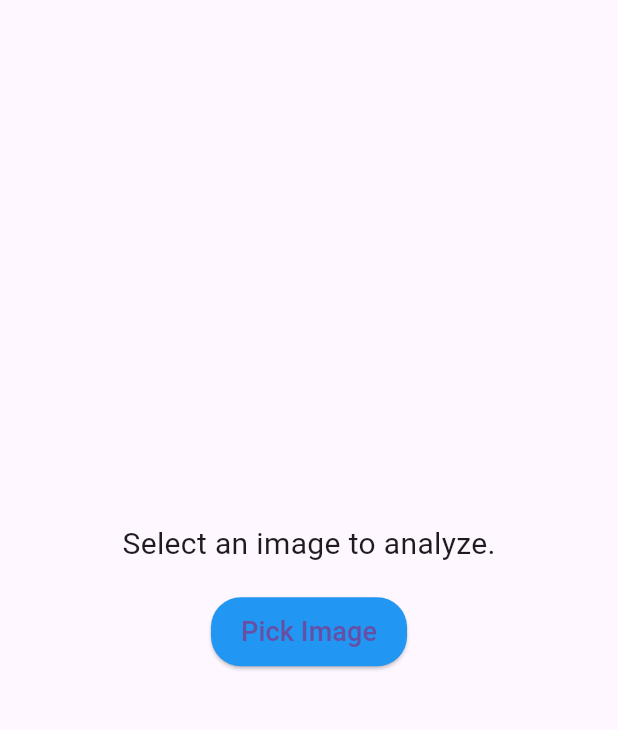
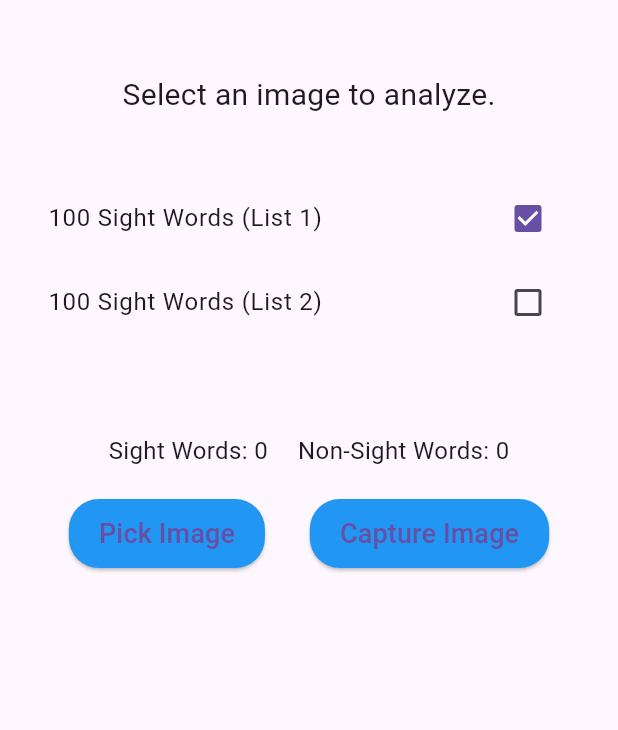
Before and after one commit to ITECH3208andITECH3209feduni/project-repository-wordscan-team, a Flutter app: the screen it shows after launch, on a phone screen of 412 x 824 dp, the part 65-795 px from its top. Run offline on Flutter 3.47's test engine with Material 3 defaults, Android fonts, the phone set to English and light mode, and no system bars; our stand-ins replace image_picker; missing offline and left inert: google_mlkit_text_recognition.

Commit message:
Update main.dart

```diff
--- a/lib/main.dart
+++ b/lib/main.dart
@@ -13,15 +13,15 @@ class MyApp extends StatelessWidget {
   @override
   Widget build(BuildContext context) {
     return MaterialApp(
-      title: 'Word Scanner App',
+      title: 'Text Recognition App',
       theme: ThemeData(
         primarySwatch: Colors.blue,
+        fontFamily: 'Roboto', // Set default font family
       ),
       home: const MyHomePage(),
     );
   }
 }
-
 
 class MyHomePage extends StatefulWidget {
   const MyHomePage({super.key});
@@ -35,9 +35,10 @@ class MyHomePageState extends State<MyHomePage> {
   String _scannedText = '';
   int _sightWordCount = 0;
   int _nonSightWordCount = 0;
+  final List<String> _selectedWordLists = ['100 Sight Words (List 1)'];
 
-  // Define the list of sight words (the first 100 words)
-  final List<String> sightWords = [
+  final Map<String, List<String>> _availableWordLists = {
+    '100 Sight Words (List 1)': [
       'a', 'about', 'all', 'am', 'an', 'and', 'are', 'as', 'at', 'away',
       'back', 'be', 'been', 'big', 'black', 'blue', 'brown', 'but', 'by',
       'came', 'can', 'come', 'could', 'did', 'do', 'down', 'eat', 'find',
@@ -49,47 +50,21 @@ class MyHomePageState extends State<MyHomePage> {
       'take', 'that', 'the', 'their', 'them', 'then', 'there', 'they', 'this',
       'to', 'too', 'two', 'under', 'up', 'us', 'want', 'was', 'we', 'went',
       'what', 'white', 'who', 'will', 'with', 'yellow', 'yes', 'you', 'your'
-  ];
-//a
-  Future<void> _pickImage() async {
-    final pickedFile = await ImagePicker().pickImage(source: ImageSource.gallery);
-    if (pickedFile != null) {
-      setState(() {
-        _imageFile = File(pickedFile.path);
-        _scannedText = ''; // Reset scanned text when a new image is selected
-        _sightWordCount = 0; // Reset sight word count
-        _nonSightWordCount = 0; // Reset non-sight word count
-      });
-      _processImage();
-    }
-  }
-
-  Future<void> _processImage() async {
-    final inputImage = InputImage.fromFilePath(_imageFile!.path);
-    final textRecognizer = TextRecognizer();
-    final RecognizedText recognizedText = await textRecognizer.processImage(inputImage);
-    String extractedText = recognizedText.text;
-
-    // Split the scanned text into words
-    List<String> words = extractedText.split(' ');
-
-    // Check if each word is a sight word or not
-    for (int i = 0; i < words.length; i++) {
-      if (sightWords.contains(words[i].toLowerCase())) {
-        setState(() {
-          _sightWordCount++; // Increment sight word count
-        });
-      } else {
-        setState(() {
-          _nonSightWordCount++; // Increment non-sight word count
-        });
-      }
-    }
-
-    setState(() {
-      _scannedText = extractedText;
-    });
-  }
+    ],
+    '100 Sight Words (List 2)': [
+      'about', 'after', 'again', 'air', 'also', 'America', 'animal', 'another', 'answer', 'any',
+      'are', 'ask', 'away', 'back', 'baseball', 'be', 'because', 'been', 'before', 'big',
+      'bird', 'book', 'both', 'box', 'boy', 'but', 'by', 'call', 'came', 'can',
+      'car', 'carry', 'change', 'children', 'city', 'close', 'come', 'could', 'country', 'cut',
+      'day', 'did', 'different', 'do', 'does', 'dog', 'dollars', 'done', 'door', 'down',
+      'draw', 'drink', 'each', 'early', 'earth', 'eat', 'eight', 'end', 'enough', 'even',
+      'ever', 'every', 'example', 'eye', 'face', 'fact', 'fall', 'family', 'far', 'farm',
+      'father', 'feet', 'few', 'find', 'fire', 'first', 'fish', 'five', 'food', 'for',
+      'form', 'found', 'four', 'friend', 'from', 'front', 'full', 'fun', 'game', 'gave',
+      'get', 'girl', 'give', 'go', 'going', 'good', 'got', 'great', 'green', 'ground',
+      'group', 'grow', 'had', 'half', 'hand', 'hard', 'has', 'have', 'he', 'head',
+    ]
+  };
 
   @override
   Widget build(BuildContext context) {
@@ -100,21 +75,41 @@ class MyHomePageState extends State<MyHomePage> {
           style: TextStyle(fontSize: 24, fontWeight: FontWeight.bold),
         ),
       ),
-      body: Center(
-        child: SingleChildScrollView(
+      body: SingleChildScrollView(
+        padding: const EdgeInsets.all(16),
         child: Column(
-            mainAxisAlignment: MainAxisAlignment.center,
+          crossAxisAlignment: CrossAxisAlignment.stretch,
           children: <Widget>[
-              _imageFile == null
-                  ? const Text(
+            _buildImageSection(),
+            const SizedBox(height: 20),
+            _buildSelectedWordLists(),
+            const SizedBox(height: 20),
+            _buildScannedTextSection(),
+            const SizedBox(height: 20),
+            _buildWordCountSection(),
+            const SizedBox(height: 20),
+            _buildButtonsSection(),
+          ],
+        ),
+      ),
+    );
+  }
+
+  Widget _buildImageSection() {
+    return _imageFile == null
+        ? Container(
+            alignment: Alignment.center,
+            padding: const EdgeInsets.all(20),
+            child: const Text(
               'Select an image to analyze.',
               style: TextStyle(fontSize: 20),
+            ),
           )
         : Column(
             children: [
               Container(
                 height: 300,
-                    width: 300,
+                width: double.infinity,
                 decoration: BoxDecoration(
                   borderRadius: BorderRadius.circular(10),
                   image: DecorationImage(
@@ -124,15 +119,78 @@ class MyHomePageState extends State<MyHomePage> {
                 ),
               ),
               const SizedBox(height: 20),
-                  RichText(
+              Container(
+                padding: const EdgeInsets.symmetric(vertical: 20),
+                child: Column(
+                  crossAxisAlignment: CrossAxisAlignment.stretch,
+                  children: [
+                    const Text(
+                      'Legend:',
+                      style: TextStyle(fontSize: 18, fontWeight: FontWeight.bold),
+                    ),
+                    const SizedBox(height: 5),
+                    _buildLegendItem('Sight Words (List 1)', Colors.blue),
+                    _buildLegendItem('Sight Words (List 2)', Colors.red),
+                    _buildLegendItem('Common in Both Lists', Colors.green),
+                  ],
+                ),
+              ),
+            ],
+          );
+  }
+
+  Widget _buildLegendItem(String label, Color color) {
+    return Row(
+      children: [
+        Container(
+          width: 20,
+          height: 20,
+          color: color,
+        ),
+        const SizedBox(width: 5),
+        Text(
+          label,
+          style: const TextStyle(fontSize: 16),
+        ),
+      ],
+    );
+  }
+
+  Widget  _buildSelectedWordLists() {
+    return Column(
+      children: _availableWordLists.keys.map((String list) {
+        return CheckboxListTile(
+          title: Text(list),
+          value: _selectedWordLists.contains(list),
+          onChanged: (bool? value) {
+            setState(() {
+              if (value != null && value) {
+                _selectedWordLists.add(list);
+              } else {
+                _selectedWordLists.remove(list);
+              }
+              _sightWordCount = 0; // Reset sight word count
+              _nonSightWordCount = 0; // Reset non-sight word count
+            });
+            _processImage();
+          },
+        );
+      }).toList(),
+    );
+  }
+
+  _buildScannedTextSection() {
+    return RichText(
       text: TextSpan(
-                      style: const TextStyle(fontSize: 12, color: Colors.black),
+        style: const TextStyle(fontSize: 16, color: Colors.black),
         children: _scannedText.isEmpty ? [] : _buildTextSpans(_scannedText),
       ),
       textAlign: TextAlign.center,
-                  ),
-                  const SizedBox(height: 20),
-                  Row(
+    );
+  }
+
+  _buildWordCountSection() {
+    return Row(
       mainAxisAlignment: MainAxisAlignment.center,
       children: [
         Text(
@@ -145,12 +203,15 @@ class MyHomePageState extends State<MyHomePage> {
           style: const TextStyle(fontSize: 16),
         ),
       ],
-                  ),
-                ], // Close the children list of the Column widget
-              ), // Close the Column widget
-              const SizedBox(height: 20),
+    );
+  }
+
+  _buildButtonsSection() {
+    return Row(
+      mainAxisAlignment: MainAxisAlignment.spaceEvenly,
+      children: [
         ElevatedButton(
-                onPressed: _pickImage,
+          onPressed: () => _pickImage(ImageSource.gallery),
           style: ButtonStyle(
             backgroundColor: MaterialStateProperty.all<Color>(Colors.blue),
             padding: MaterialStateProperty.all<EdgeInsetsGeometry>(
@@ -164,26 +225,60 @@ class MyHomePageState extends State<MyHomePage> {
           ),
           child: const Text('Pick Image', style: TextStyle(fontSize: 18)),
         ),
-            ], // Close the children list of the Column widget
-          ), // Close the Column widget
-        ), // Close the SingleChildScrollView widget
-      ), // Close the body property of Scaffold
-    ); // Close the Scaffold widget
-  } // Close the build method
+        ElevatedButton(
+          onPressed: () => _pickImage(ImageSource.camera),
+          style: ButtonStyle(
+            backgroundColor: MaterialStateProperty.all<Color>(Colors.blue),
+            padding: MaterialStateProperty.all<EdgeInsetsGeometry>(
+              const EdgeInsets.symmetric(horizontal: 20, vertical: 10),
+            ),
+            shape: MaterialStateProperty.all<RoundedRectangleBorder>(
+              RoundedRectangleBorder(
+                borderRadius: BorderRadius.circular(20),
+              ),
+            ),
+          ),
+          child: const Text('Capture Image', style: TextStyle(fontSize: 18)),
+        ),
+      ],
+    );
+  }
 
   List<TextSpan> _buildTextSpans(String text) {
     List<TextSpan> spans = [];
-    List<String> words = text.split(' ');
+    List<String> words = text.split(RegExp(r'\s+'));
+    List<String> selectedWords = [];
 
+    // Gather words from selected lists
+    for (String list in _selectedWordLists) {
+      selectedWords.addAll(_availableWordLists[list] ?? []);
+    }
+
+    // If no lists are selected, apply default styling to all words
+    if (selectedWords.isEmpty) {
       for (String word in words) {
-      if (sightWords.contains(word.toLowerCase())) {
         spans.add(
           TextSpan(
             text: '$word ',
             style: const TextStyle(
-              fontSize: 12,
-              color: Colors.blue, // Highlight color for sight words
-              fontWeight: FontWeight.bold, // Optionally, make the text bold
+              fontSize: 16,
+              color: Colors.black,
+              fontWeight: FontWeight.normal,
+            ),
+          ),
+        );
+      }
+    } else {
+      for (String word in words) {
+        bool isSelectedWord = selectedWords.contains(word.toLowerCase());
+        if (isSelectedWord) {
+          spans.add(
+            TextSpan(
+              text: '$word ',
+              style: TextStyle(
+                fontSize: 16,
+                color: _getHighlightColor(word),
+                fontWeight: FontWeight.bold,
               ),
             ),
           );
@@ -191,12 +286,85 @@ class MyHomePageState extends State<MyHomePage> {
           spans.add(
             TextSpan(
               text: '$word ',
-            style: const TextStyle(fontSize: 12),
+              style: const TextStyle(
+                fontSize: 16,
+                color: Colors.black,
+                fontWeight: FontWeight.normal,
+              ),
             ),
           );
+        }
       }
     }
 
     return spans;
   }
+
+  Color _getHighlightColor(String word) {
+    if (_selectedWordLists.length == 1) {
+      String selectedList = _selectedWordLists.first;
+      if (_availableWordLists[selectedList]?.contains(word.toLowerCase()) ?? false) {
+        return selectedList == '100 Sight Words (List 1)' ? Colors.blue : Colors.red;
       }
+    } else if (_selectedWordLists.length == 2) {
+      bool isList1Word = _availableWordLists['100 Sight Words (List 1)']?.contains(word.toLowerCase()) ?? false;
+      bool isList2Word = _availableWordLists['100 Sight Words (List 2)']?.contains(word.toLowerCase()) ?? false;
+      if (isList1Word && isList2Word) {
+        return Colors.green; // Highlight overlapping words in both lists as green
+      } else if (isList1Word) {
+        return Colors.blue;
+      } else if (isList2Word) {
+        return Colors.red;
+      }
+    }
+    return Colors.black; // Default color for non-selected words
+  }
+
+  Future<void> _pickImage(ImageSource source) async {
+    final pickedFile = await ImagePicker().pickImage(source: source);
+    if (pickedFile != null) {
+      setState(() {
+        _imageFile = File(pickedFile.path);
+        _scannedText = ''; // Reset scanned text when a new image is selected
+        _sightWordCount = 0; // Reset sight word count
+        _nonSightWordCount = 0; // Reset non-sight word count
+      });
+      _processImage();
+    }
+  }
+
+  Future<void> _processImage() async {
+    if (_selectedWordLists.isEmpty) return; // Exit early if no word list is selected
+
+    try {
+      final inputImage = InputImage.fromFilePath(_imageFile!.path);
+      final textRecognizer = TextRecognizer();
+      final RecognizedText recognizedText = await textRecognizer.processImage(inputImage);
+      String extractedText = recognizedText.text.toLowerCase();
+
+      // Split the extracted text into individual words
+      List<String> words = extractedText.split(RegExp(r'\s+'));
+      List<String> selectedWordLists = [];
+      for (String list in _selectedWordLists) {
+        selectedWordLists.addAll(_availableWordLists[list] ?? []);
+      }
+
+      int sightWordCount = 0;
+
+      // Compare each word with the selected word lists to determine if it's a sight word
+      for (String word in words) {
+        if (selectedWordLists.contains(word)) {
+          sightWordCount++;
+        }
+      }
+
+      setState(() {
+        _scannedText = recognizedText.text;
+        _sightWordCount = sightWordCount;
+        _nonSightWordCount = words.length - sightWordCount;
+      });
+    } catch (e) {
+      // Handle error
+    }
+  }
+}
```
Lines whose indentation alone changed are shown as unchanged.
